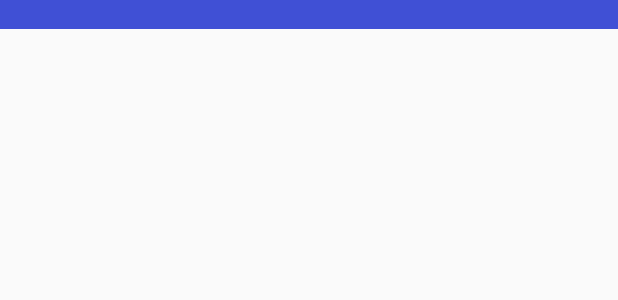
After one commit to Mi-sinibaldi/ApontamentoHorasResource, an Android app: the layout spinner_custom_dropdown.xml on its own in the app's theme, with its tools: preview values and no code run, on a phone screen of 412 x 824 dp. The commit adds this screen. Shown: the top 300 px of the screen. Run offline under Robolectric (Android 15) with nearby library versions, the phone set to English and light mode, and no system bars.

Commit message:
spinner customer

```diff
--- a/workload/app/src/main/res/layout/fragment_point.xml
+++ b/workload/app/src/main/res/layout/fragment_point.xml
@@ -60,6 +60,7 @@
         android:background="@drawable/spinner_custom"
         android:focusableInTouchMode="false"
         android:textAlignment="center"
+        android:popupBackground="@color/colorWhiteTransparent"
         app:layout_constraintEnd_toEndOf="parent"
         app:layout_constraintStart_toStartOf="parent"
         app:layout_constraintTop_toBottomOf="@+id/text_view_cliente_point" />
--- /dev/null
+++ b/workload/app/src/main/res/layout/spinner_custom_dropdown.xml
@@ -0,0 +1,8 @@
+<?xml version="1.0" encoding="utf-8"?>
+<?xml version="1.0" encoding="utf-8"?>
+<TextView xmlns:android="http://schemas.android.com/apk/res/android"
+    android:layout_width="fill_parent"
+    android:layout_height="wrap_content"
+    android:textColor="@color/colorWhite"
+    android:background="@color/colorLogin"
+    />
```
Also changed, not shown: workload/app/src/main/java/resource/estagio/workload/ui/point/PointFragment.java (+6 -2 lines).
